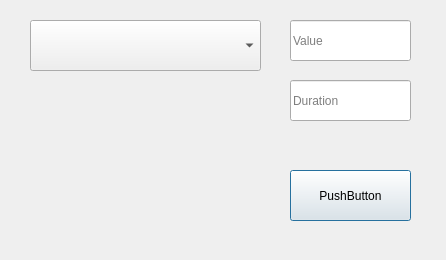
Qt form src/EffectWidget/effectdialog.ui (lazaropo/2EManager) before a commit.
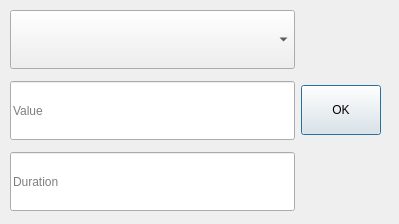
The same form after that commit.

Commit message: bad dialog

Patch:
```diff
--- a/src/EffectWidget/effectdialog.ui
+++ b/src/EffectWidget/effectdialog.ui
@@ -6,61 +6,92 @@
    <rect>
     <x>0</x>
     <y>0</y>
-    <width>446</width>
-    <height>260</height>
+    <width>399</width>
+    <height>224</height>
    </rect>
   </property>
   <property name="windowTitle">
    <string>EffectDialog</string>
   </property>
+  <property name="modal">
+   <bool>true</bool>
+  </property>
+  <widget class="QWidget" name="">
+   <property name="geometry">
+    <rect>
+     <x>10</x>
+     <y>10</y>
+     <width>371</width>
+     <height>201</height>
+    </rect>
+   </property>
+   <layout class="QHBoxLayout" name="horizontalLayout">
+    <item>
+     <layout class="QVBoxLayout" name="verticalLayout">
+      <property name="spacing">
+       <number>12</number>
+      </property>
+      <item>
   <widget class="QComboBox" name="comboBox_effect">
-   <property name="geometry">
-    <rect>
-     <x>30</x>
-     <y>20</y>
-     <width>231</width>
-     <height>51</height>
-    </rect>
-   </property>
-  </widget>
+        <property name="sizePolicy">
+         <sizepolicy hsizetype="Preferred" vsizetype="Expanding">
+          <horstretch>0</horstretch>
+          <verstretch>0</verstretch>
+         </sizepolicy>
+        </property>
+        <property name="focusPolicy">
+         <enum>Qt::StrongFocus</enum>
+        </property>
+       </widget>
+      </item>
+      <item>
   <widget class="QLineEdit" name="lineEdit_value">
-   <property name="geometry">
-    <rect>
-     <x>290</x>
-     <y>20</y>
-     <width>121</width>
-     <height>41</height>
-    </rect>
+        <property name="sizePolicy">
+         <sizepolicy hsizetype="Expanding" vsizetype="Expanding">
+          <horstretch>0</horstretch>
+          <verstretch>0</verstretch>
+         </sizepolicy>
    </property>
    <property name="placeholderText">
     <string>Value</string>
    </property>
   </widget>
+      </item>
+      <item>
   <widget class="QLineEdit" name="lineEdit_duration">
-   <property name="geometry">
-    <rect>
-     <x>290</x>
-     <y>80</y>
-     <width>121</width>
-     <height>41</height>
-    </rect>
+        <property name="sizePolicy">
+         <sizepolicy hsizetype="Expanding" vsizetype="Expanding">
+          <horstretch>0</horstretch>
+          <verstretch>0</verstretch>
+         </sizepolicy>
    </property>
    <property name="placeholderText">
     <string>Duration</string>
    </property>
   </widget>
+      </item>
+     </layout>
+    </item>
+    <item>
   <widget class="QPushButton" name="button_set">
-   <property name="geometry">
-    <rect>
-     <x>290</x>
-     <y>170</y>
-     <width>121</width>
-     <height>51</height>
-    </rect>
+      <property name="sizePolicy">
+       <sizepolicy hsizetype="Minimum" vsizetype="Fixed">
+        <horstretch>0</horstretch>
+        <verstretch>0</verstretch>
+       </sizepolicy>
+      </property>
+      <property name="minimumSize">
+       <size>
+        <width>0</width>
+        <height>50</height>
+       </size>
    </property>
    <property name="text">
-    <string>PushButton</string>
-   </property>
+       <string>OK</string>
+      </property>
+     </widget>
+    </item>
+   </layout>
   </widget>
  </widget>
  <resources/>
```
Lines whose indentation alone changed are shown as unchanged. The commit also changes 2 other files.
